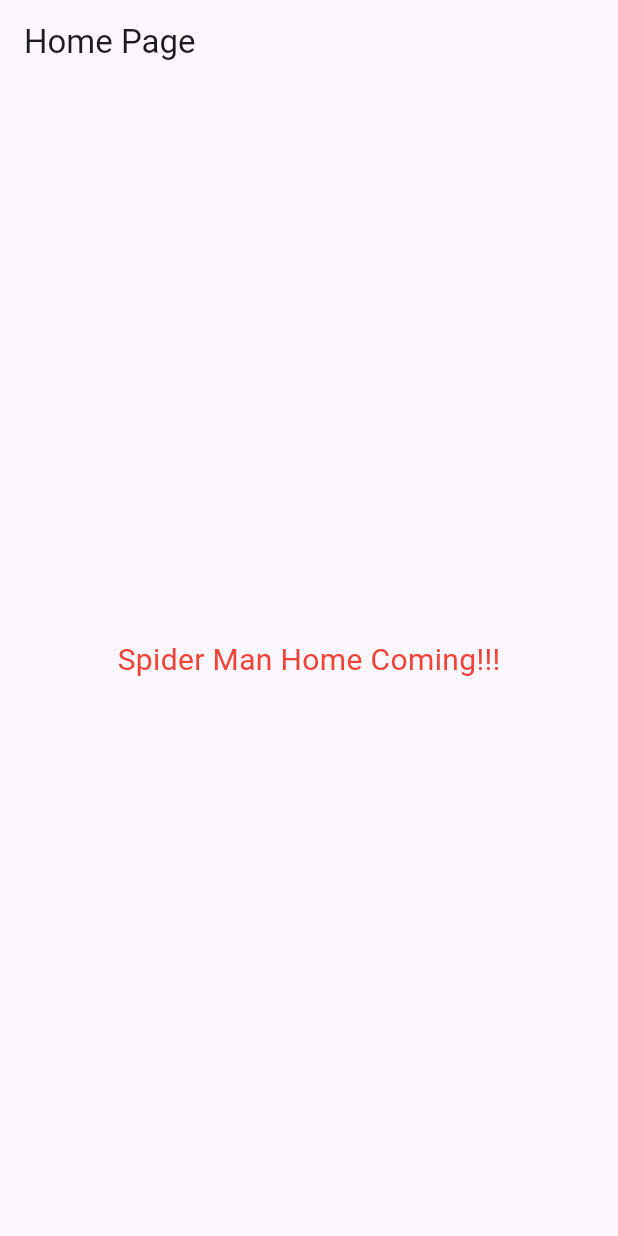
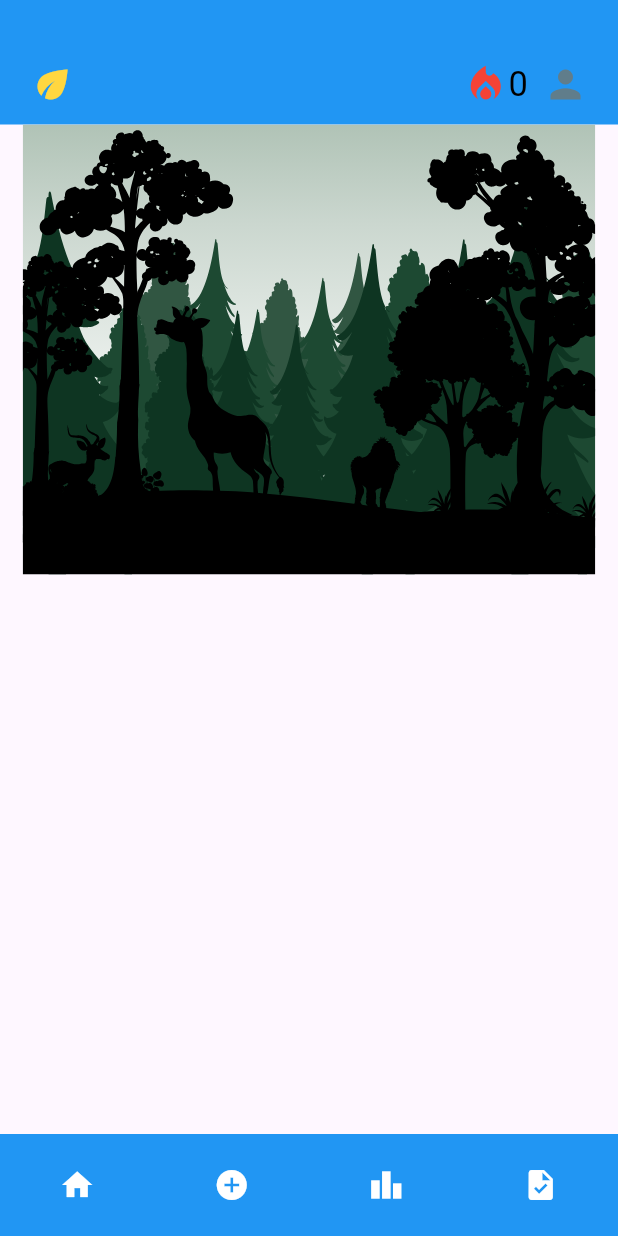
Before and after one commit to dharmendrac443/Eco-Pulse, a Flutter app: the screen it shows after launch, after a tap on "Login", on a phone screen of 412 x 824 dp. Run offline on Flutter 3.47's test engine with Material 3 defaults, Android fonts, the light colour scheme and no system bars; our stand-ins replace flutter_svg.

Commit message:
Login Page, Splash Page, Registration Page added code improvement and New feature are added in Home Page

```diff
--- a/eco_pulse/lib/home_page/home_page.dart
+++ b/eco_pulse/lib/home_page/home_page.dart
@@ -1,28 +1,112 @@
 import 'package:flutter/material.dart';
+import 'package:flutter_svg/flutter_svg.dart';
 
 class HomePage extends StatefulWidget {
   const HomePage({super.key});
   @override
-  State<HomePage> createState() => HomePageState();
+  State<HomePage> createState() => _HomePageState();
 }
 
-class HomePageState extends State<HomePage> {
+class _HomePageState extends State<HomePage> {
+  int _currentIndex = 0;
+
+  void _onItemTapped(int index) {
+    setState(() {
+      _currentIndex = index;
+    });
+  }
+
   @override
   Widget build(BuildContext context) {
     return Scaffold(
-      appBar: AppBar(
-        title: Text('Home Page'),
-      ),
-      body:Center(
+      body: Container(
         child: Column(
-          mainAxisAlignment: MainAxisAlignment.center,
           children: [
-            Text("Spider Man Home Coming!!!",
-            style: TextStyle(fontSize: 20, color: Colors.red),
+            // Header
+            Container(
+              color: Colors.blue,
+              padding: EdgeInsets.only(top: 40, left: 20, right: 20, bottom: 10),
+              child: Row(
+                mainAxisAlignment: MainAxisAlignment.spaceBetween,
+                children: [
+                  Icon(
+                    Icons.eco,
+                    size: 30,
+                    color: Colors.amberAccent,
+                  ),
+                  Row(
+                    children: [
+                      Icon(
+                        Icons.local_fire_department,
+                        size: 30,
+                        color: Colors.red,
+                      ),
+                      Text(
+                        '0',
+                        style: TextStyle(
+                          fontSize: 23,
+                          color: Colors.black,
+                        ),
+                      ),
+                      SizedBox(width: 10),
+                      Icon(
+                        Icons.person,
+                        size: 30,
+                        color: Colors.blueGrey,
+                      ),
+                    ],
+                  ),
+                ],
+              ),
+            ),
+
+            // Body - Scrollable content
+            Expanded(
+              child: SingleChildScrollView(
+                child: SvgPicture.asset(
+                  'assets/images/1.svg', // Ensure path is correct
+                  width: double.infinity, // Check if size is appropriate
+                  height: 300,
+                ),
+              ),
+            ),
+
+            // Sticky Footer with 4 icons
+            Container(
+              color: Colors.blue,
+              padding: EdgeInsets.symmetric(vertical: 10),
+              child: Row(
+                mainAxisAlignment: MainAxisAlignment.spaceAround,
+                children: [
+                  // Home Icon
+                  IconButton(
+                    icon: Icon(Icons.home, color: Colors.white),
+                    onPressed: () => _onItemTapped(0),
+                  ),
+
+                  // Contribute Icon
+                  IconButton(
+                    icon: Icon(Icons.add_circle, color: Colors.white),
+                    onPressed: () => _onItemTapped(1),
+                  ),
+
+                  // Leaderboard Icon
+                  IconButton(
+                    icon: Icon(Icons.leaderboard, color: Colors.white),
+                    onPressed: () => _onItemTapped(2),
+                  ),
+
+                  // Challenges Icon
+                  IconButton(
+                    icon: Icon(Icons.task, color: Colors.white),
+                    onPressed: () => _onItemTapped(3),
+                  ),
+                ],
+              ),
             ),
           ],
         ),
-      )
+      ),
     );
   }
 }
--- a/eco_pulse/lib/login_Page/login_page.dart
+++ b/eco_pulse/lib/login_Page/login_page.dart
@@ -10,30 +10,59 @@
 }
 
 class _LoginPageState extends State<LoginPage> {
-  bool visible = false;
+  bool _isVisible = false;
+  final _usernameController = TextEditingController();
+  final _passwordController = TextEditingController();
+
+  @override
+  void dispose() {
+    _usernameController.dispose();
+    _passwordController.dispose();
+    super.dispose();
+  }
 
   @override
   Widget build(BuildContext context) {
     return Scaffold(
-      body: Container(
+      body: _buildBody(),
+    );
+  }
+
+  Widget _buildBody() {
+    return Container(
       constraints: const BoxConstraints.expand(),
-        decoration: const BoxDecoration(
+      decoration: _buildBackground(),
+      child: SingleChildScrollView(
+        child: Padding(
+          padding: const EdgeInsets.symmetric(horizontal: 30.0, vertical: 60.0),
+          child: Column(
+            mainAxisAlignment: MainAxisAlignment.center,
+            children: [
+              _buildLogo(),
+              _buildWelcomeText(),
+              _buildForm(),
+              _buildForgotPasswordLink(),
+              _buildLoginButton(),
+              _buildSignUpLink(),
+            ],
+          ),
+        ),
+      ),
+    );
+  }
+
+  BoxDecoration _buildBackground() {
+    return const BoxDecoration(
       gradient: LinearGradient(
         colors: [Color(0xff82f4b1), Color(0xff30c67c)],
         begin: Alignment.topLeft,
         end: Alignment.bottomRight,
       ),
-        ),
-        child: SingleChildScrollView(
-          child: Padding(
-            padding:
-                const EdgeInsets.symmetric(horizontal: 30.0, vertical: 60.0),
-            child: Column(
-              mainAxisAlignment: MainAxisAlignment.center,
-              children: [
-                const SizedBox(height: 40),
-                // Logo or App Title
-                const CircleAvatar(
+    );
+  }
+
+  Widget _buildLogo() {
+    return const CircleAvatar(
       radius: 50,
       backgroundColor: Colors.white,
       child: Icon(
@@ -41,9 +70,14 @@
         size: 50,
         color: Color(0xff30c67c),
       ),
-                ),
-                const SizedBox(height: 20),
-                const Text(
+    );
+  }
+
+  Widget _buildWelcomeText() {
+    return Column(
+      children: const [
+        SizedBox(height: 20),
+        Text(
           "Welcome Back!",
           style: TextStyle(
             fontSize: 28,
@@ -51,29 +85,42 @@
             color: Colors.limeAccent,
           ),
         ),
-                const SizedBox(height: 10),
-                const Text(
+        SizedBox(height: 10),
+        Text(
           "Log in to continue",
           style: TextStyle(
             fontSize: 16,
             color: Colors.white70,
           ),
         ),
-                const SizedBox(height: 40),
-                // Email Field
-                TextField(
+      ],
+    );
+  }
+
+  Widget _buildForm() {
+    return Column(
+      children: [
+        _buildUsernameField(),
+        const SizedBox(height: 16),
+        _buildPasswordField(),
+      ],
+    );
+  }
+
+  Widget _buildUsernameField() {
+    return TextField(
+      controller: _usernameController,
       decoration: InputDecoration(
         labelText: 'Username',
         hintText: 'Enter your Username',
-                    hintStyle: TextStyle(color: Colors.black26),
+        hintStyle: const TextStyle(color: Colors.black26),
         labelStyle: const TextStyle(color: Colors.blueGrey),
         prefixIcon: const Icon(Icons.person, color: Colors.blueGrey),
         filled: true,
         fillColor: Colors.white.withAlpha(51),
         focusedBorder: OutlineInputBorder(
           borderRadius: BorderRadius.circular(10.0),
-                      borderSide:
-                          const BorderSide(color: Colors.green, width: 2.0),
+          borderSide: const BorderSide(color: Colors.green, width: 2.0),
         ),
         enabledBorder: OutlineInputBorder(
           borderRadius: BorderRadius.circular(10.0),
@@ -82,24 +129,26 @@
       ),
       keyboardType: TextInputType.emailAddress,
       style: const TextStyle(color: Colors.black),
-                ),
-                const SizedBox(height: 16),
-                // Password Field
-                TextField(
-                  obscureText: visible,
+    );
+  }
+
+  Widget _buildPasswordField() {
+    return TextField(
+      controller: _passwordController,
+      obscureText: !_isVisible,
       decoration: InputDecoration(
         labelText: 'Password',
         hintText: 'Enter your Password',
-                    hintStyle: TextStyle(color: Colors.black26),
+        hintStyle: const TextStyle(color: Colors.black26),
         labelStyle: const TextStyle(color: Colors.blueGrey),
         prefixIcon: const Icon(Icons.lock, color: Colors.blueGrey),
         suffixIcon: IconButton(
           icon: Icon(
-                        visible ? Icons.visibility : Icons.visibility_off,
+            _isVisible ? Icons.visibility : Icons.visibility_off,
           ),
           onPressed: () {
             setState(() {
-                          visible = !visible;
+              _isVisible = !_isVisible;
             });
           },
         ),
@@ -107,8 +156,7 @@
         fillColor: Colors.white.withAlpha(51),
         focusedBorder: OutlineInputBorder(
           borderRadius: BorderRadius.circular(10.0),
-                      borderSide:
-                          const BorderSide(color: Colors.green, width: 2.0),
+          borderSide: const BorderSide(color: Colors.green, width: 2.0),
         ),
         enabledBorder: OutlineInputBorder(
           borderRadius: BorderRadius.circular(10.0),
@@ -116,10 +164,11 @@
         ),
       ),
       style: const TextStyle(color: Colors.black),
-                ),
-                const SizedBox(height: 10),
-                // Forgot Password Link
-                Align(
+    );
+  }
+
+  Widget _buildForgotPasswordLink() {
+    return Align(
       alignment: Alignment.centerRight,
       child: TextButton(
         onPressed: () {
@@ -130,10 +179,11 @@
           style: TextStyle(color: Colors.red),
         ),
       ),
-                ),
-                const SizedBox(height: 30),
-                // Login Button
-                ElevatedButton(
+    );
+  }
+
+  Widget _buildLoginButton() {
+    return ElevatedButton(
       onPressed: () {
         Navigator.pushReplacement(
           context,
@@ -142,8 +192,7 @@
       },
       style: ElevatedButton.styleFrom(
         backgroundColor: Colors.yellow,
-                    padding: const EdgeInsets.symmetric(
-                        horizontal: 40, vertical: 12),
+        padding: const EdgeInsets.symmetric(horizontal: 40, vertical: 12),
         shape: RoundedRectangleBorder(
           borderRadius: BorderRadius.circular(10),
         ),
@@ -156,10 +205,11 @@
           fontWeight: FontWeight.bold,
         ),
       ),
-                ),
-                const SizedBox(height: 20),
-                // Sign Up Link
-                Row(
+    );
+  }
+
+  Widget _buildSignUpLink() {
+    return Row(
       mainAxisAlignment: MainAxisAlignment.center,
       children: [
         const Text(
@@ -179,12 +229,6 @@
           ),
         ),
       ],
-                ),
-              ],
-            ),
-          ),
-        ),
-      ),
     );
   }
 }
--- a/eco_pulse/lib/registration_page/registration_page.dart
+++ b/eco_pulse/lib/registration_page/registration_page.dart
@@ -9,7 +9,6 @@
 }
 
 class _RegistrationPageState extends State<RegistrationPage> {
-  // final _formKey = GlobalKey<FormState>();
   final _emailController = TextEditingController();
   final _passwordController = TextEditingController();
   final _confirmPasswordController = TextEditingController();
@@ -19,9 +18,14 @@
   @override
   Widget build(BuildContext context) {
     return Scaffold(
-      body: Container(
+      body: _buildBody(),
+    );
+  }
+
+  Widget _buildBody() {
+    return Container(
       constraints: const BoxConstraints.expand(),
-        decoration: const BoxDecoration(
+      decoration: BoxDecoration(
         gradient: LinearGradient(
           colors: [Color(0xff82f4b1), Color(0xff30c67c)],
           begin: Alignment.topLeft,
@@ -34,9 +38,20 @@
           child: Column(
             mainAxisAlignment: MainAxisAlignment.center,
             children: [
-                const SizedBox(height: 40),
-                // Logo or Avatar
-                const CircleAvatar(
+              _buildLogo(),
+              _buildHeader(),
+              _buildForm(),
+              _buildRegisterButton(),
+              _buildLoginLink(),
+            ],
+          ),
+        ),
+      ),
+    );
+  }
+
+  Widget _buildLogo() {
+    return const CircleAvatar(
       radius: 50,
       backgroundColor: Colors.white,
       child: Icon(
@@ -44,7 +59,12 @@
         size: 50,
         color: Color(0xff30c67c),
       ),
-                ),
+    );
+  }
+
+  Widget _buildHeader() {
+    return Column(
+      children: [
         const SizedBox(height: 20),
         const Text(
           "Create Your Account",
@@ -63,8 +83,24 @@
           ),
         ),
         const SizedBox(height: 40),
-                // Email Field
-                TextFormField(
+      ],
+    );
+  }
+
+  Widget _buildForm() {
+    return Column(
+      children: [
+        _buildEmailField(),
+        const SizedBox(height: 16),
+        _buildPasswordField(),
+        const SizedBox(height: 16),
+        _buildConfirmPasswordField(),
+      ],
+    );
+  }
+
+  Widget _buildEmailField() {
+    return TextFormField(
       controller: _emailController,
       decoration: InputDecoration(
         labelText: 'Username',
@@ -76,8 +112,7 @@
         fillColor: Colors.white.withAlpha(51),
         focusedBorder: OutlineInputBorder(
           borderRadius: BorderRadius.circular(10.0),
-                      borderSide:
-                          const BorderSide(color: Colors.green, width: 2.0),
+          borderSide: const BorderSide(color: Colors.green, width: 2.0),
         ),
         enabledBorder: OutlineInputBorder(
           borderRadius: BorderRadius.circular(10.0),
@@ -86,10 +121,11 @@
       ),
       keyboardType: TextInputType.emailAddress,
       style: const TextStyle(color: Colors.black),
-                ),
-                const SizedBox(height: 16),
-                // Password Field
-                TextFormField(
+    );
+  }
+
+  Widget _buildPasswordField() {
+    return TextFormField(
       controller: _passwordController,
       obscureText: !_isPasswordVisible,
       decoration: InputDecoration(
@@ -100,9 +136,7 @@
         prefixIcon: const Icon(Icons.lock, color: Colors.blueGrey),
         suffixIcon: IconButton(
           icon: Icon(
-                        _isPasswordVisible
-                            ? Icons.visibility
-                            : Icons.visibility_off,
+            _isPasswordVisible ? Icons.visibility : Icons.visibility_off,
           ),
           onPressed: () {
             setState(() {
@@ -114,8 +148,7 @@
         fillColor: Colors.white.withAlpha(51),
         focusedBorder: OutlineInputBorder(
           borderRadius: BorderRadius.circular(10.0),
-                      borderSide:
-                          const BorderSide(color: Colors.green, width: 2.0),
+          borderSide: const BorderSide(color: Colors.green, width: 2.0),
         ),
         enabledBorder: OutlineInputBorder(
           borderRadius: BorderRadius.circular(10.0),
@@ -123,10 +156,11 @@
         ),
       ),
       style: const TextStyle(color: Colors.black),
-                ),
-                const SizedBox(height: 16),
-                // Confirm Password Field
-                TextFormField(
+    );
+  }
+
+  Widget _buildConfirmPasswordField() {
+    return TextFormField(
       controller: _confirmPasswordController,
       obscureText: !_isConfirmPasswordVisible,
       decoration: InputDecoration(
@@ -151,8 +185,7 @@
         fillColor: Colors.white.withAlpha(51),
         focusedBorder: OutlineInputBorder(
           borderRadius: BorderRadius.circular(10.0),
-                      borderSide:
-                          const BorderSide(color: Colors.green, width: 2.0),
+          borderSide: const BorderSide(color: Colors.green, width: 2.0),
         ),
         enabledBorder: OutlineInputBorder(
           borderRadius: BorderRadius.circular(10.0),
@@ -160,12 +193,12 @@
         ),
       ),
       style: const TextStyle(color: Colors.black),
-                ),
-                const SizedBox(height: 30),
-                // Register Button
-                ElevatedButton(
+    );
+  }
+
+  Widget _buildRegisterButton() {
+    return ElevatedButton(
       onPressed: () {
-                    // if (_formKey.currentState!.validate()) {
         // Handle registration
         ScaffoldMessenger.of(context).showSnackBar(
           const SnackBar(content: Text('Registration successful')),
@@ -174,12 +207,10 @@
           context,
           MaterialPageRoute(builder: (context) => const LoginPage()),
         );
-                    // }
       },
       style: ElevatedButton.styleFrom(
         backgroundColor: Colors.yellow,
-                    padding: const EdgeInsets.symmetric(
-                        horizontal: 40, vertical: 12),
+        padding: const EdgeInsets.symmetric(horizontal: 40, vertical: 12),
         shape: RoundedRectangleBorder(
           borderRadius: BorderRadius.circular(10),
         ),
@@ -192,10 +223,11 @@
           fontWeight: FontWeight.bold,
         ),
       ),
-                ),
-                const SizedBox(height: 20),
-                // Login Link
-                Row(
+    );
+  }
+
+  Widget _buildLoginLink() {
+    return Row(
       mainAxisAlignment: MainAxisAlignment.center,
       children: [
         const Text(
@@ -215,12 +247,6 @@
           ),
         ),
       ],
-                ),
-              ],
-            ),
-          ),
-        ),
-      ),
     );
   }
 }
--- a/eco_pulse/lib/splash_screen/splash_screen.dart
+++ b/eco_pulse/lib/splash_screen/splash_screen.dart
@@ -12,7 +12,10 @@
   @override
   void initState() {
     super.initState();
-    // Navigate to LoginPage after 3 seconds
+    _navigateToLoginPage();
+  }
+
+  void _navigateToLoginPage() {
     Future.delayed(const Duration(seconds: 3), () {
       Navigator.pushReplacement(
         context,
@@ -24,50 +27,70 @@
   @override
   Widget build(BuildContext context) {
     return Scaffold(
-      body: Container(
-        decoration: const BoxDecoration(
+      body: _buildSplashScreen(),
+    );
+  }
+
+  Widget _buildSplashScreen() {
+    return Container(
+      decoration: BoxDecoration(
         gradient: LinearGradient(
-            colors: [Color(0xff82f4b1), Color(0xff30c67c)],
+          colors: [
+            const Color(0xff82f4b1),
+            const Color(0xff30c67c),
+          ],
           begin: Alignment.topLeft,
           end: Alignment.bottomRight,
         ),
       ),
-        child: Center(
+      child: _buildSplashScreenContent(),
+    );
+  }
+
+  Widget _buildSplashScreenContent() {
+    return Center(
       child: Column(
         mainAxisAlignment: MainAxisAlignment.center,
-            children: const [
-              // App Logo or Icon
-              CircleAvatar(
+        children: [
+          _buildAppLogo(),
+          const SizedBox(height: 20),
+          _buildAppName(),
+          const SizedBox(height: 10),
+          _buildAppTagline(),
+        ],
+      ),
+    );
+  }
+
+  Widget _buildAppLogo() {
+    return CircleAvatar(
       radius: 50,
       backgroundColor: Colors.white,
       child: Icon(
         Icons.eco,
         size: 50,
-                  color: Color(0xff30c67c),
+        color: const Color(0xff30c67c),
       ),
-              ),
-              SizedBox(height: 20),
-              // App Name
-              Text(
+    );
+  }
+
+  Widget _buildAppName() {
+    return Text(
       "EcoPulse",
-                style: TextStyle(
+      style: const TextStyle(
         fontSize: 28,
         fontWeight: FontWeight.bold,
         color: Colors.white,
       ),
-              ),
-              SizedBox(height: 10),
-              // Tagline or Description
-              Text(
+    );
+  }
+
+  Widget _buildAppTagline() {
+    return Text(
       "Clean. Green. Future.",
-                style: TextStyle(
+      style: const TextStyle(
         fontSize: 16,
         color: Colors.white70,
-                ),
-              ),
-            ],
-          ),
-        ),
       ),
     );
   }
--- a/eco_pulse/pubspec.yaml
+++ b/eco_pulse/pubspec.yaml
@@ -30,6 +30,7 @@
 dependencies:
   flutter:
     sdk: flutter
+  flutter_svg: ^2.0.17
 
   # The following adds the Cupertino Icons font to your application.
   # Use with the CupertinoIcons class for iOS style icons.
@@ -58,8 +59,8 @@
   uses-material-design: true
 
   # To add assets to your application, add an assets section, like this:
-  # assets:
-  #   - images/a_dot_burr.jpeg
+  assets:
+    - assets/images/
   #   - images/a_dot_ham.jpeg
 
   # An image asset can refer to one or more resolution-specific "variants", see
```
Also changed, not shown: eco_pulse/assets/images/1.svg (added), eco_pulse/assets/images/2.svg (added), eco_pulse/assets/images/3.svg (added), eco_pulse/assets/images/backdrop_co2.svg (added), eco_pulse/assets/images/co2_1.svg (added), eco_pulse/assets/images/logo_1.svg (added), eco_pulse/assets/images/spider.png (added), eco_pulse/pubspec.lock. Lines whose indentation alone changed are shown as unchanged.
